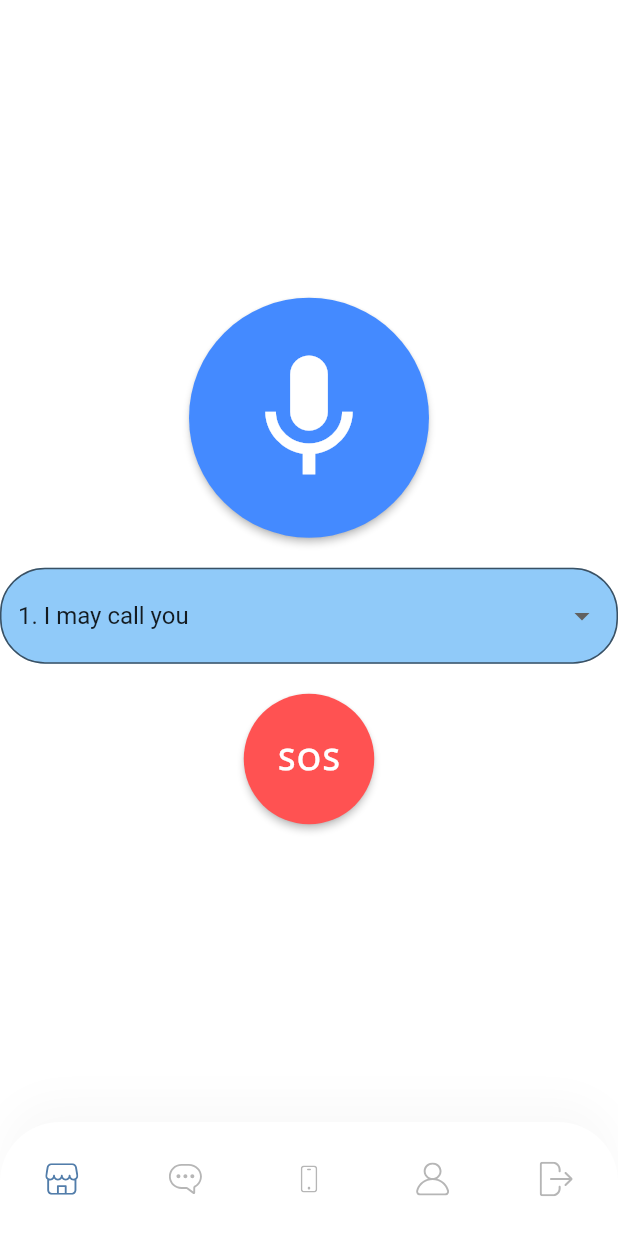
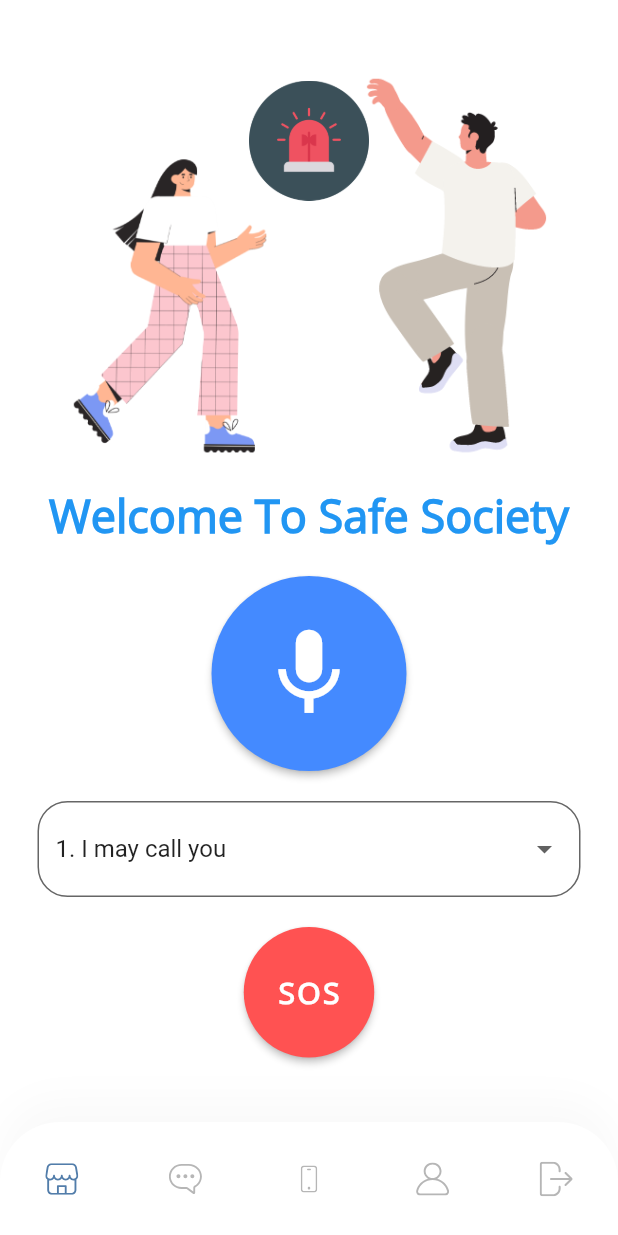
Before and after one commit to Zorawar920/sas_application, a Flutter app: the Home screen opened directly with empty values, on a phone screen of 412 x 824 dp. Run offline on Flutter 3.47's test engine with Material 2 defaults, Android fonts, the phone set to English and light mode, and no system bars; our stand-ins replace cloud_firestore, firebase_auth, firebase_core, flutter_svg, geolocator, get_it and 5 more; missing offline and left inert: back_button_interceptor, contact_picker, flutter_dialogs, flutter_sms, future_progress_dialog, sms; accounts and stored records are empty.

Commit message:
Home Screen logo added

```diff
--- a/lib/views/screens/home_page.dart
+++ b/lib/views/screens/home_page.dart
@@ -34,7 +34,12 @@ class Home extends StatefulWidget {
 
 class _HomeState extends State<Home> with TickerProviderStateMixin {
   late AnimationController _controller;
+  late AnimationController _logoController;
   bool voice_button_clicked = false;
+
+  late Animation<Offset> _animation =
+      Tween(begin: Offset.zero, end: Offset(0, 0.4)).animate(CurvedAnimation(
+          parent: _logoController, curve: Curves.fastOutSlowIn));
 
   String dropDownValue = "";
   List<String> cityList = [
@@ -89,8 +94,8 @@ class _HomeState extends State<Home> with TickerProviderStateMixin {
         color: Colors.blueAccent,
       ),
       child: SizedBox(
-        width: MediaQuery.of(context).size.width,
-        height: MediaQuery.of(context).size.width,
+        width: MediaQuery.of(context).size.width * 0.75,
+        height: MediaQuery.of(context).size.width * 0.75,
         child: animatedButton(),
       ),
     );
@@ -105,7 +110,7 @@ class _HomeState extends State<Home> with TickerProviderStateMixin {
         child: Icon(
           Icons.mic,
           color: Colors.white,
-          size: 100,
+          size: 70,
         ),
         onPressed: () {
           setState(() {
@@ -141,9 +146,37 @@ class _HomeState extends State<Home> with TickerProviderStateMixin {
     );
   }
 
+  Widget hoverIcon() {
+    return SizedBox(
+        width: double.infinity,
+        //height: 250,
+        child: Stack(
+          children: [
+            Container(
+              child: Image.asset("assets/logos/home_Screen_empty_logo.png"),
+              height: 270,
+              width: MediaQuery.of(context).size.width,
+            ),
+            Container(
+              padding: EdgeInsets.fromLTRB(0, 10, 0, 20),
+              child: SlideTransition(
+                  position: _animation,
+                  child: Image.asset(
+                    "assets/logos/sos.png",
+                    height: 80,
+                  )),
+              width: double.infinity,
+            )
+          ],
+        ));
+  }
+
   @override
   void initState() {
     setFilters();
+    _logoController = AnimationController(
+        vsync: this, duration: const Duration(milliseconds: 1000))
+      ..repeat(reverse: true);
     super.initState();
   }
 
@@ -156,6 +189,7 @@ class _HomeState extends State<Home> with TickerProviderStateMixin {
   @override
   void dispose() {
     _controller.dispose();
+    _logoController.dispose();
     super.dispose();
   }
 
@@ -164,24 +198,48 @@ class _HomeState extends State<Home> with TickerProviderStateMixin {
     return WillPopScope(
         child: Scaffold(
           body: Center(
+              child: SingleChildScrollView(
+            padding: const EdgeInsets.fromLTRB(5, 0, 5, 0),
+            physics: AlwaysScrollableScrollPhysics(),
             child: Column(
               mainAxisAlignment: MainAxisAlignment.center,
               children: <Widget>[
-              voice_button_clicked ? afterButton() : beforeButton(this.context),
+                hoverIcon(),
+                SizedBox(
+                  height: 10.0,
+                ),
+                Text(
+                  'Welcome To Safe Society',
+                  style: TextStyle(
+                    color: Colors.blue,
+                    fontFamily: 'OpenSans',
+                    fontSize: 30.0,
+                    fontWeight: FontWeight.bold,
+                  ),
+                ),
+                SizedBox(
+                  height: 20.0,
+                ),
+                voice_button_clicked
+                    ? afterButton()
+                    : beforeButton(this.context),
                 SizedBox(
                   height: 20,
                 ),
-              DropdownButtonFormField(
+                Container(
+                  padding: EdgeInsets.fromLTRB(20, 0, 20, 0),
+                  child: DropdownButtonFormField(
                     decoration: InputDecoration(
                         border: OutlineInputBorder(
+                          gapPadding: 10,
                           borderRadius: const BorderRadius.all(
-                        const Radius.circular(30.0),
+                            const Radius.circular(20.0),
                           ),
                         ),
                         filled: true,
                         hintStyle: TextStyle(color: Colors.grey[800]),
                         hintText: "Message",
-                    fillColor: Colors.blue[200]),
+                        fillColor: Colors.white70),
                     value: dropDownValue,
                     onChanged: (value) {
                       setState(() {
@@ -193,11 +251,13 @@ class _HomeState extends State<Home> with TickerProviderStateMixin {
                             value: cityTitle, child: Text("$cityTitle")))
                         .toList(),
                   ),
+                ),
                 SizedBox(
                   height: 20,
                 ),
                 sosButton()
               ],
+            ),
           )),
           bottomNavigationBar: CustomBottomNavBar(selectedMenu: MenuState.home),
         ),
```
Also changed, not shown: assets/logos/home_Screen_empty_logo.png (added). Lines whose indentation alone changed are shown as unchanged.
